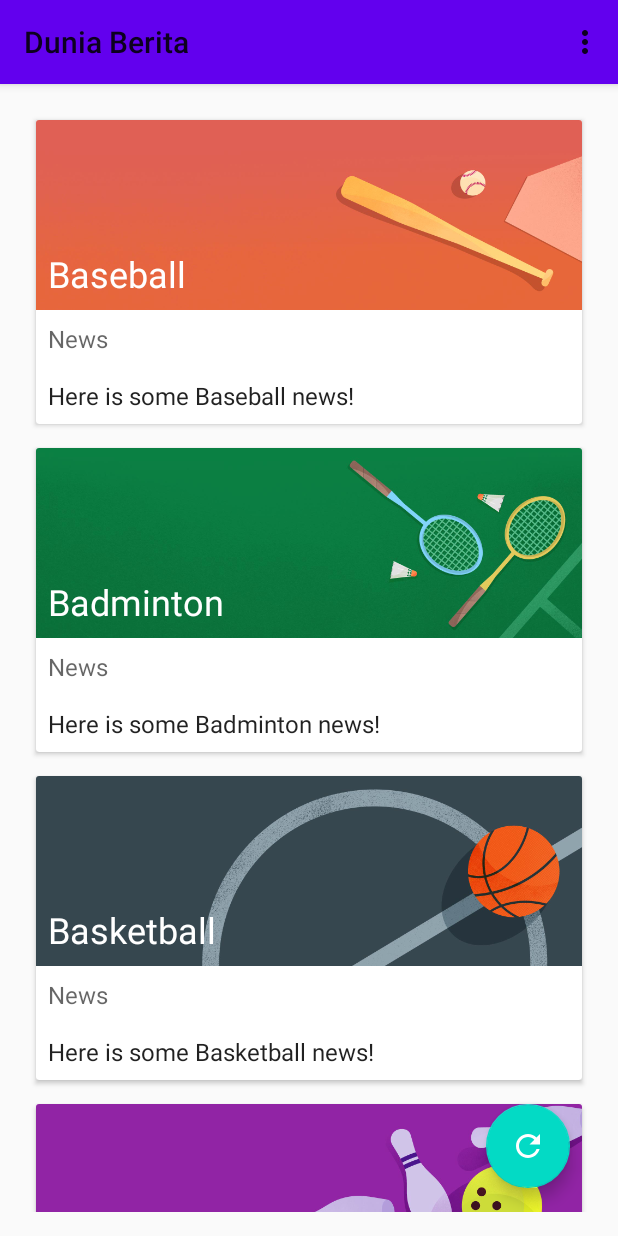
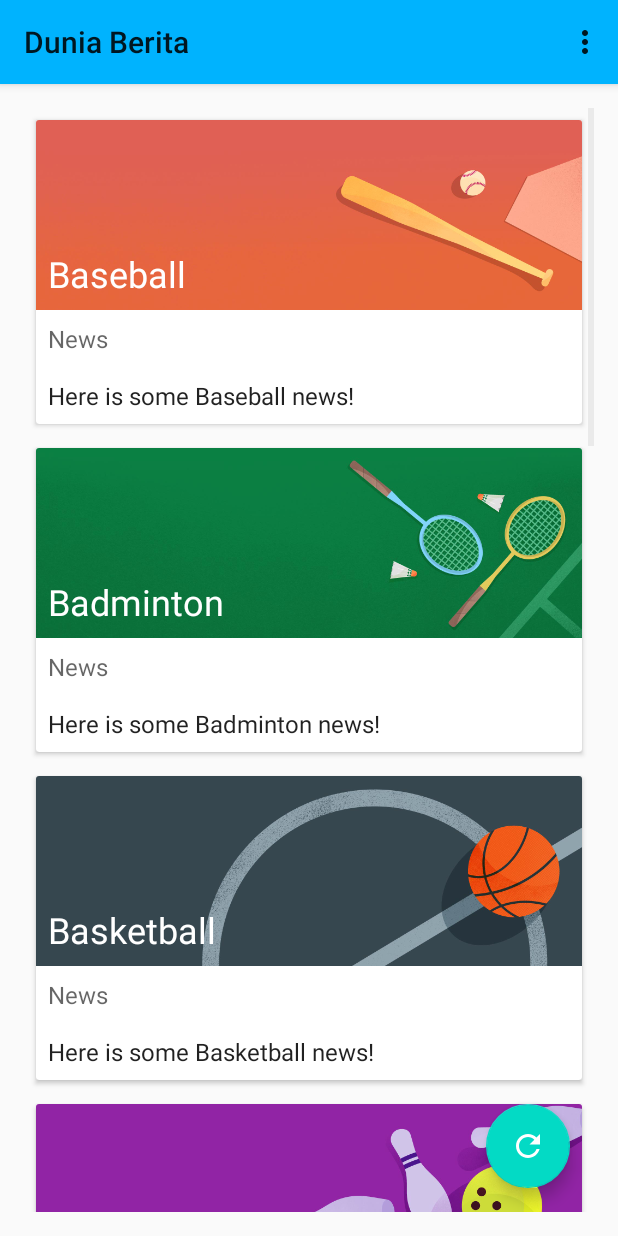
Before and after one commit to maulanaalfiqih/capstoneproject, an Android app: the screen it shows after launch (MainActivity), on a phone screen of 412 x 824 dp. Run offline under Robolectric (Android 15) with nearby library versions, the phone set to English and light mode, and no system bars.

```diff
--- a/app/src/main/res/menu/main_menu.xml
+++ b/app/src/main/res/menu/main_menu.xml
@@ -2,5 +2,6 @@
 <menu xmlns:android="http://schemas.android.com/apk/res/android">
     <item
         android:id="@+id/night_mode"
-        android:title="@string/night_mode"/>
+        android:title="@string/night_mode"
+        />
 </menu>
--- a/app/src/main/res/values/themes.xml
+++ b/app/src/main/res/values/themes.xml
@@ -2,8 +2,9 @@
     <!-- Base application theme. -->
     <style name="Theme.Githubtes" parent="Theme.AppCompat.DayNight">
         <!-- Primary brand color. -->
-        <item name="colorPrimary">@color/purple_500</item>
-        <item name="colorPrimaryDark">@color/purple_700</item>
+
+        <item name="colorPrimary">#00B3FE</item>
+        <item name="colorPrimaryDark">#0083BA</item>
         <item name="colorAccent">@color/teal_200</item>
         <!-- Customize your theme here. -->
     </style>
```
